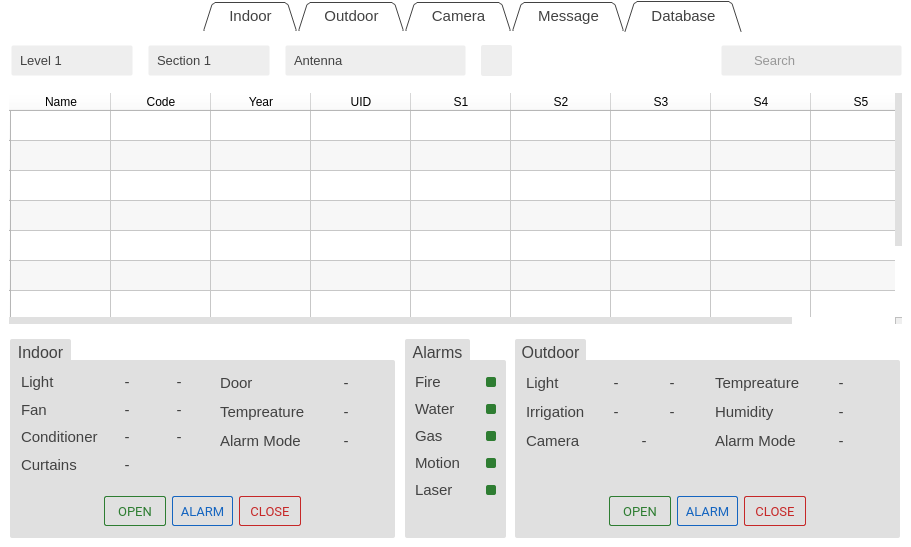
First picture: the form in src/main.ui, repository xiang1030/kontrol, before the edit.
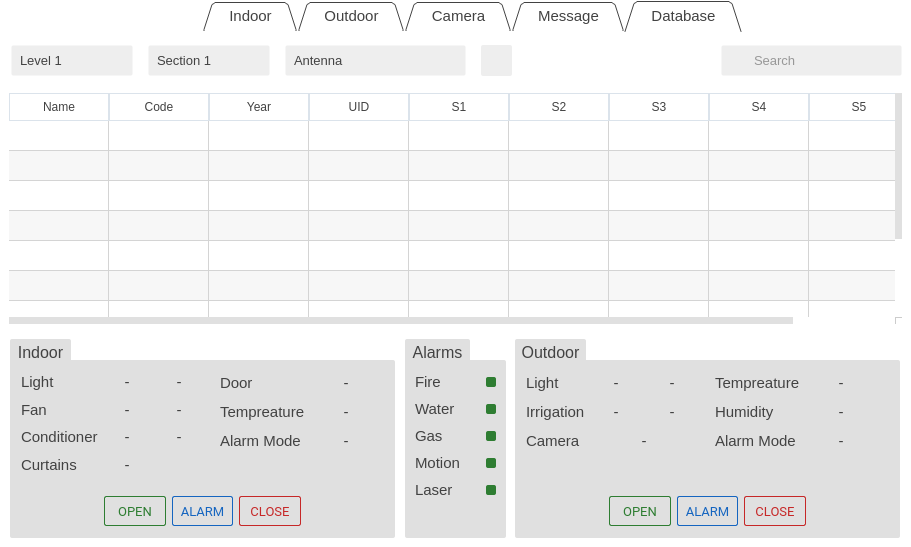
Second picture: the form after the edit. The open tabs and pages were chosen to show the change. Icons and pictures are not drawn.

Commit message: tweak tableview stylesheet

Diff of the .ui file:
```diff
--- a/src/main.ui
+++ b/src/main.ui
@@ -1907,14 +1907,15 @@
        <enum>Qt::NoFocus</enum>
       </property>
       <property name="styleSheet">
-       <string notr="true">QTableView {
-    background-color : none;
+       <string notr="true">QHeaderView::section {
+    background-color: transparent;
+    color: #424242;
+	padding: 4px;
+    border: 1px solid #DBE3EB;
 }
-
-QTableWidget::item {
+QTableView {
 	color: #424242;
-}
-</string>
+}</string>
       </property>
       <property name="frameShape">
        <enum>QFrame::NoFrame</enum>
@@ -1937,6 +1938,12 @@
       <property name="sortingEnabled">
        <bool>true</bool>
       </property>
+      <attribute name="horizontalHeaderShowSortIndicator" stdset="0">
+       <bool>false</bool>
+      </attribute>
+      <attribute name="verticalHeaderVisible">
+       <bool>false</bool>
+      </attribute>
       <row>
        <property name="text">
         <string/>
```
Left out of the diff: 4 changed lines with no effect on the pictures. The commit also changes 1 other file.
